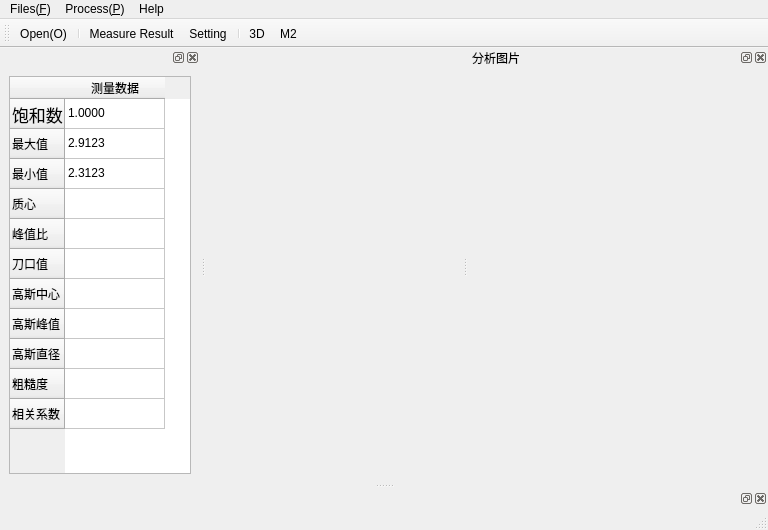
guoxingx/amatsusama, file mainwindow.ui: the form before one commit.
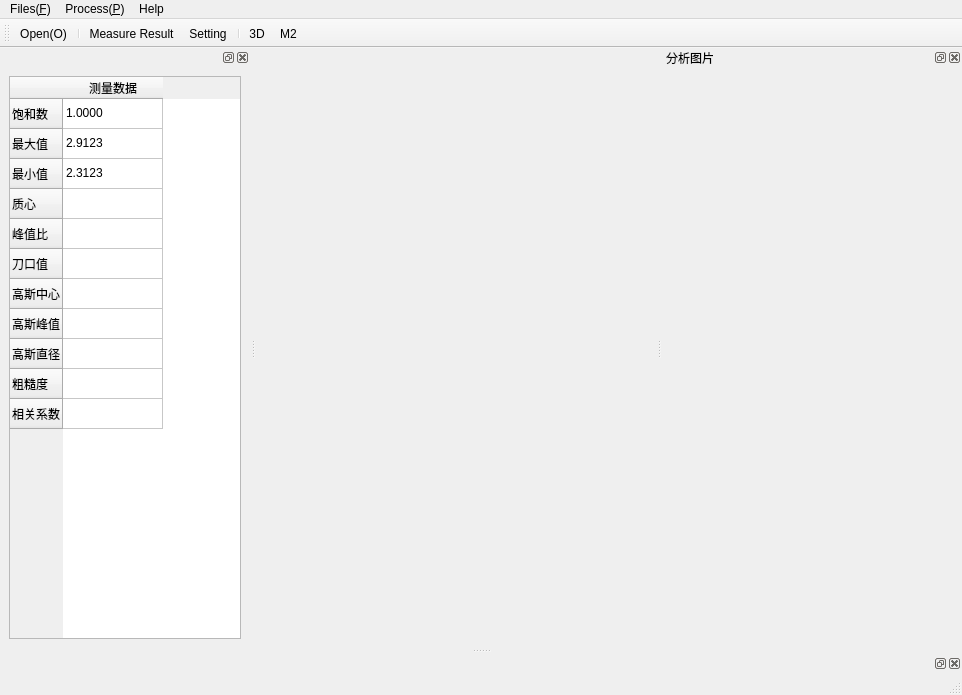
The form after the commit. Icons and pictures are not drawn. Custom widgets are drawn as their Qt base class.

```diff
--- a/mainwindow.ui
+++ b/mainwindow.ui
@@ -10,17 +10,30 @@
     <height>530</height>
    </rect>
   </property>
+  <property name="minimumSize">
+   <size>
+    <width>0</width>
+    <height>0</height>
+   </size>
+  </property>
   <property name="windowTitle">
    <string>光束质量检测 v0.0.1</string>
   </property>
-  <widget class="QWidget" name="centralwidget"/>
+  <widget class="QWidget" name="centralwidget">
+   <property name="minimumSize">
+    <size>
+     <width>400</width>
+     <height>600</height>
+    </size>
+   </property>
+  </widget>
   <widget class="QMenuBar" name="menubar">
    <property name="geometry">
     <rect>
      <x>0</x>
      <y>0</y>
      <width>768</width>
-     <height>21</height>
+     <height>23</height>
     </rect>
    </property>
    <widget class="QMenu" name="menuFiles_F">
@@ -69,9 +82,15 @@
    <addaction name="actionM2"/>
   </widget>
   <widget class="QDockWidget" name="measureDock">
+   <property name="minimumSize">
+    <size>
+     <width>250</width>
+     <height>115</height>
+    </size>
+   </property>
    <property name="maximumSize">
     <size>
-     <width>200</width>
+     <width>600</width>
      <height>524287</height>
     </size>
    </property>
@@ -88,13 +107,16 @@
     <layout class="QGridLayout" name="gridLayout">
      <item row="0" column="1">
       <widget class="QTableWidget" name="tableWidget">
+       <property name="autoFillBackground">
+        <bool>false</bool>
+       </property>
        <row>
         <property name="text">
          <string>饱和数</string>
         </property>
         <property name="font">
          <font>
-          <pointsize>13</pointsize>
+          <pointsize>9</pointsize>
          </font>
         </property>
        </row>
```
Left out of the diff: 2 changed lines with no effect on the pictures.
